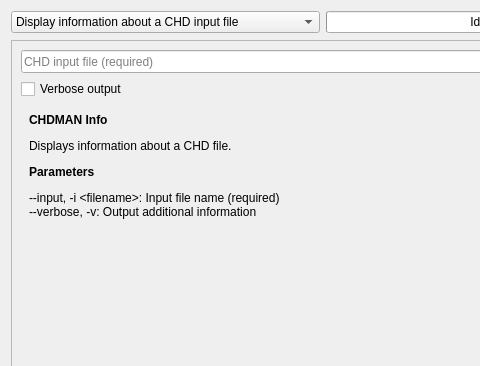
Before: the Qt Designer form tools/qchdman/projectwidget.ui in qmc2/qmc2-mame-fe, drawn with Qt 5; both pictures show x 0 to 480 and y 0 to 366 of the 735 by 644 pixel window.
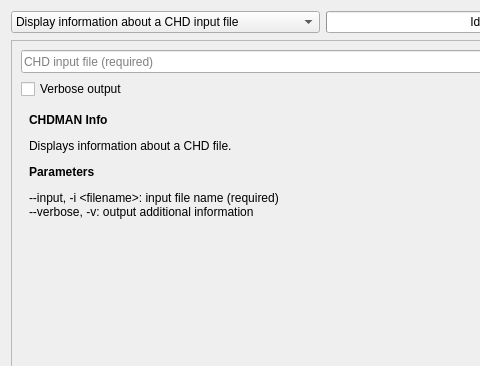
After: the same form once the commit is applied. Icons and pictures are not drawn.

```diff
--- a/tools/qchdman/projectwidget.ui
+++ b/tools/qchdman/projectwidget.ui
@@ -303,8 +303,8 @@
 &lt;b&gt;Parameters&lt;/b&gt;
 &lt;/p&gt;
 &lt;p&gt;
---input, -i &amp;lt;filename&amp;gt;: Input file name (required)&lt;br&gt;
---verbose, -v: Output additional information
+--input, -i &amp;lt;filename&amp;gt;: input file name (required)&lt;br&gt;
+--verbose, -v: output additional information
 &lt;/p&gt;</string>
               </property>
               <property name="alignment">
```
